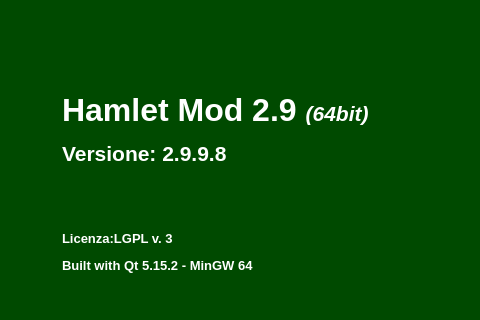
Qt form mainwindow.ui (fblabs/hamlet-mod-sancon) before a commit; both pictures show x 435 to 915 and y 0 to 320 of the 1156 by 831 pixel window.
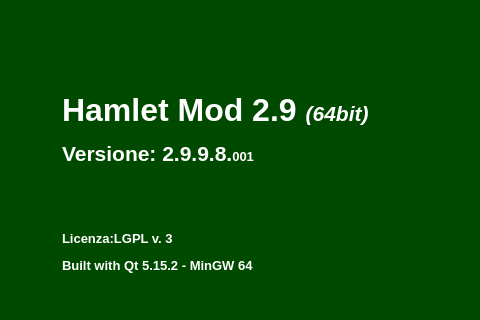
The same form after that commit. Icons and pictures are not drawn.

Patch:
```diff
--- a/mainwindow.ui
+++ b/mainwindow.ui
@@ -492,7 +492,7 @@
          <enum>QFrame::NoFrame</enum>
         </property>
         <property name="text">
-         <string>&lt;html&gt;&lt;head/&gt;&lt;body&gt;&lt;p&gt;&lt;span style=&quot; font-size:24pt; font-weight:600;&quot;&gt;Hamlet Mod 2.9 &lt;/span&gt;&lt;span style=&quot; font-size:16pt; font-weight:600; font-style:italic;&quot;&gt;(64bit)&lt;/span&gt;&lt;/p&gt;&lt;p&gt;&lt;span style=&quot; font-size:16pt; font-weight:600;&quot;&gt;Versione: 2.9.9.8&lt;/span&gt;&lt;br/&gt;&lt;/p&gt;&lt;p&gt;&lt;br/&gt;&lt;/p&gt;&lt;p&gt;&lt;span style=&quot; font-size:10pt; font-weight:600;&quot;&gt;Licenza:LGPL v. 3&lt;/span&gt;&lt;/p&gt;&lt;p&gt;&lt;span style=&quot; font-size:10pt; font-weight:600;&quot;&gt;Built with Qt 5.15.2 - MinGW 64&lt;/span&gt;&lt;/p&gt;&lt;p&gt;&lt;br/&gt;&lt;/p&gt;&lt;p&gt;&lt;br/&gt;&lt;/p&gt;&lt;p&gt;&lt;span style=&quot; font-size:10pt;&quot;&gt;© FBLABS 2015-2022&lt;/span&gt;&lt;/p&gt;&lt;p&gt;&lt;a href=&quot;￼￼https://github.com/fblabs/hamlet-mod-sancon&quot;&gt;&lt;span style=&quot; font-size:10pt; font-weight:600; text-decoration: underline; color:#aaffff;&quot;&gt;Sorgenti (github)&lt;/span&gt;&lt;/a&gt;&lt;/p&gt;&lt;/body&gt;&lt;/html&gt;</string>
+         <string>&lt;html&gt;&lt;head/&gt;&lt;body&gt;&lt;p&gt;&lt;span style=&quot; font-size:24pt; font-weight:600;&quot;&gt;Hamlet Mod 2.9 &lt;/span&gt;&lt;span style=&quot; font-size:16pt; font-weight:600; font-style:italic;&quot;&gt;(64bit)&lt;/span&gt;&lt;/p&gt;&lt;p&gt;&lt;span style=&quot; font-size:16pt; font-weight:600;&quot;&gt;Versione: 2.9.9.8.&lt;/span&gt;&lt;span style=&quot; font-size:10pt; font-weight:600;&quot;&gt;001&lt;/span&gt;&lt;br/&gt;&lt;/p&gt;&lt;p&gt;&lt;br/&gt;&lt;/p&gt;&lt;p&gt;&lt;span style=&quot; font-size:10pt; font-weight:600;&quot;&gt;Licenza:LGPL v. 3&lt;/span&gt;&lt;/p&gt;&lt;p&gt;&lt;span style=&quot; font-size:10pt; font-weight:600;&quot;&gt;Built with Qt 5.15.2 - MinGW 64&lt;/span&gt;&lt;/p&gt;&lt;p&gt;&lt;br/&gt;&lt;/p&gt;&lt;p&gt;&lt;br/&gt;&lt;/p&gt;&lt;p&gt;&lt;span style=&quot; font-size:10pt;&quot;&gt;© FBLABS 2015-2022&lt;/span&gt;&lt;/p&gt;&lt;p&gt;&lt;a href=&quot;￼￼https://github.com/fblabs/hamlet-mod-sancon&quot;&gt;&lt;span style=&quot; font-size:10pt; font-weight:600; text-decoration: underline; color:#aaffff;&quot;&gt;Sorgenti (github)&lt;/span&gt;&lt;/a&gt;&lt;/p&gt;&lt;/body&gt;&lt;/html&gt;</string>
         </property>
         <property name="scaledContents">
          <bool>false</bool>
```
